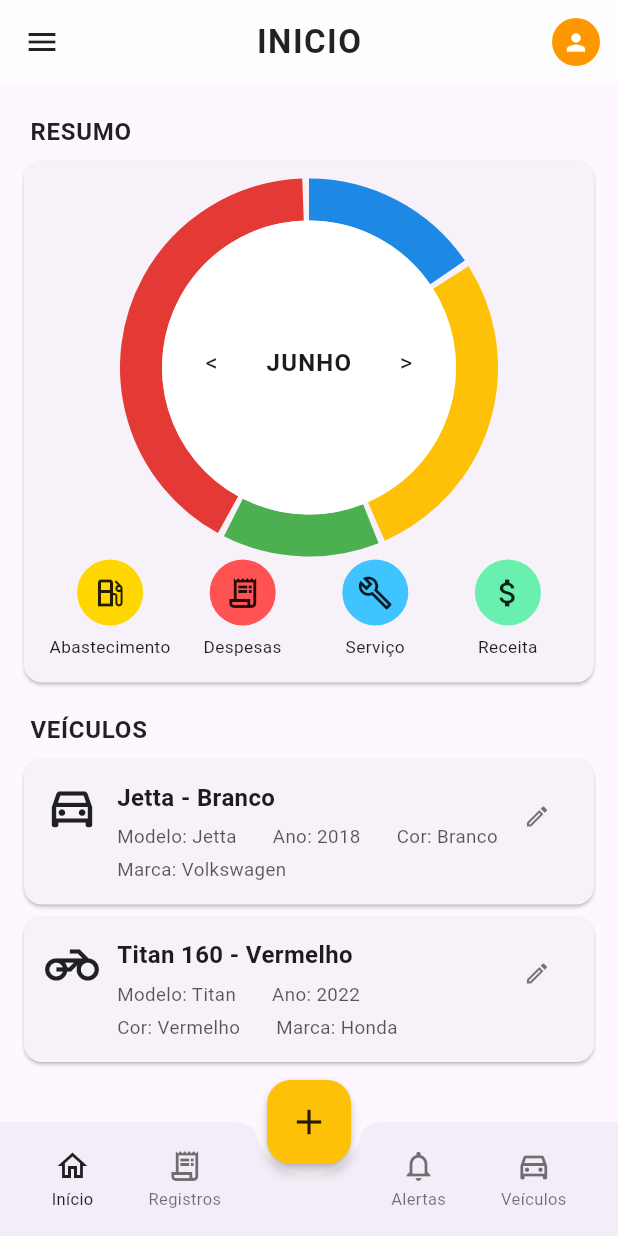
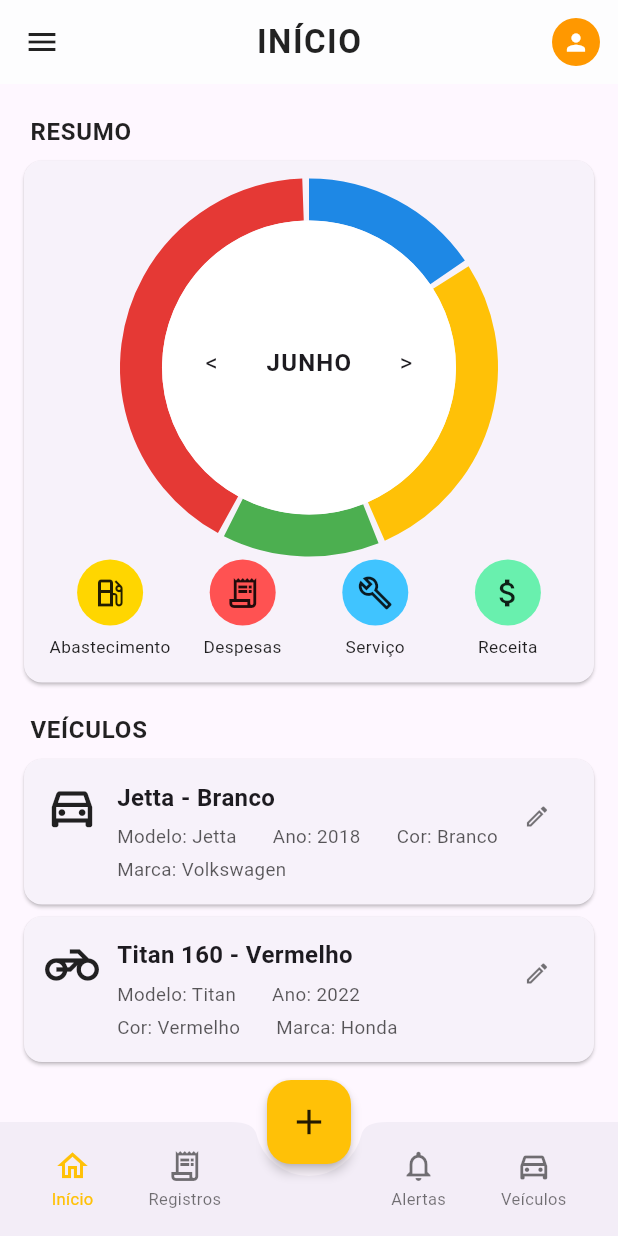
Before and after one commit to SamuelHenrique007/Mobile-app, a Flutter app: the screen it shows after launch, on a phone screen of 412 x 824 dp. Run offline on Flutter 3.47's test engine with Material 3 defaults, Android fonts, the phone set to English and light mode, and no system bars.

Commit message:
altearações tela home

```diff
--- a/driveup/lib/screens/home_screen.dart
+++ b/driveup/lib/screens/home_screen.dart
@@ -40,7 +40,7 @@ class HomePage extends StatelessWidget {
           onPressed: () {},
         ),
         centerTitle: true,
-        title: const Text('INICIO',
+        title: const Text('INÍCIO',
             style: TextStyle(
               color: Colors.black87,
               letterSpacing: 1,
@@ -397,7 +397,7 @@ class _BottomItem extends StatelessWidget {
 
   @override
   Widget build(BuildContext context) {
-    final color = selected ? Colors.black87 : Colors.black54;
+    final color = selected ? const Color(0xFFFFC107) : Colors.black54;
 
     return Material( // garante ink ripple no BottomAppBar (que já é Material)
       type: MaterialType.transparency,
```
